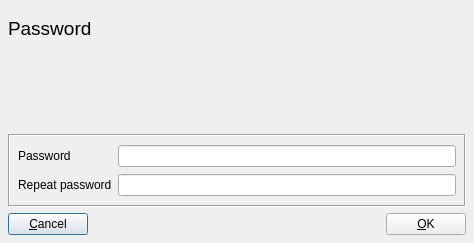
The window that ui/PassWrite.ui (chris2511/xca) describes before a commit, drawn with Qt 5.
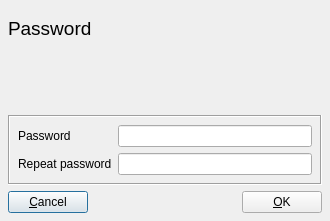
The same window after the commit.

Commit message: Minor changes  - Add predefined templates to the list of templates  - fix extension duplication bug in post 0.6.3 release  - change Password dialog text properties  - remove unused/duplicate code in lib/pki_key.cpp

Diff of the .ui file:
```diff
--- a/ui/PassWrite.ui
+++ b/ui/PassWrite.ui
@@ -5,8 +5,8 @@
    <rect>
     <x>0</x>
     <y>0</y>
-    <width>474</width>
-    <height>243</height>
+    <width>330</width>
+    <height>221</height>
    </rect>
   </property>
   <property name="windowTitle" >
@@ -101,23 +101,23 @@
       <property name="margin" >
        <number>8</number>
       </property>
-      <property name="spacing" >
+      <property name="topMargin" >
+       <number>8</number>
+      </property>
+      <property name="rightMargin" >
+       <number>8</number>
+      </property>
+      <property name="bottomMargin" >
+       <number>8</number>
+      </property>
+      <property name="horizontalSpacing" >
+       <number>6</number>
+      </property>
+      <property name="verticalSpacing" >
        <number>6</number>
       </property>
       <item row="1" column="0" >
        <widget class="QLabel" name="TextLabel2" >
-        <property name="minimumSize" >
-         <size>
-          <width>0</width>
-          <height>0</height>
-         </size>
-        </property>
-        <property name="maximumSize" >
-         <size>
-          <width>32767</width>
-          <height>32767</height>
-         </size>
-        </property>
         <property name="text" >
          <string>Repeat password</string>
         </property>
```
Left out of the diff: 50 changed lines with no effect on the pictures. The commit also changes 7 other files.
